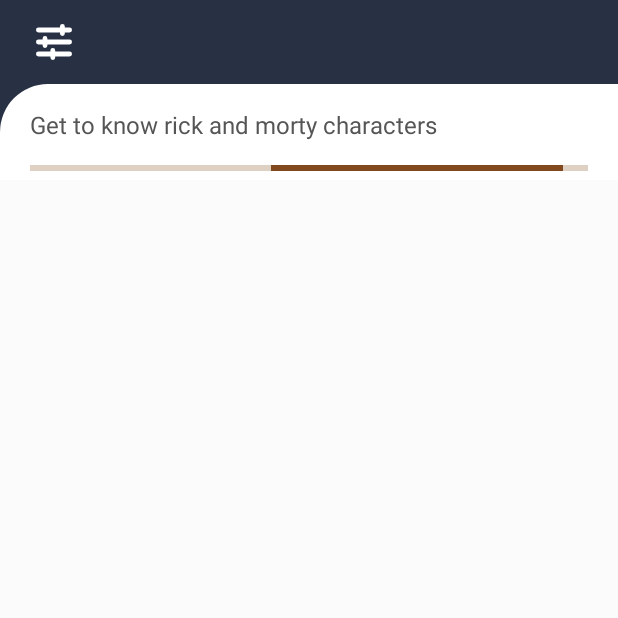
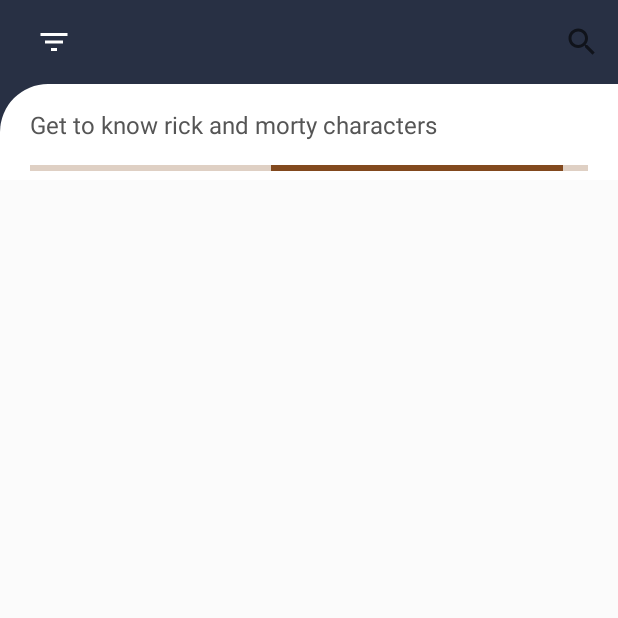
Before and after one commit to Nauruz-Guliev/RickAndMorty, an Android app: the fragment CharactersFragment placed in its activity, on a phone screen of 412 x 824 dp, the top half of it. Run offline under Robolectric (Android 15) with nearby library versions, the phone set to English and light mode, and no system bars; our stand-ins replace Dagger/Hilt's generated code; pictures from the network do not load; 5 statements that could not run were skipped.

Commit message:
search menu item added

```diff
--- a/app/src/main/java/ru/example/gnt/rickandmorty/MainActivity.kt
+++ b/app/src/main/java/ru/example/gnt/rickandmorty/MainActivity.kt
@@ -1,7 +1,12 @@
 package ru.example.gnt.rickandmorty
 
+import android.app.SearchManager
+import android.content.Context
 import android.os.Bundle
+import android.view.Menu
+import android.widget.Toast
 import androidx.appcompat.app.AppCompatActivity
+import androidx.appcompat.widget.SearchView
 import ru.example.gnt.characters.di.provider.CharactersDepsStore
 import ru.example.gnt.common.setImageDrawable
 import ru.example.gnt.rickandmorty.databinding.ActivityMainBinding
@@ -34,17 +39,40 @@
         navigator.openInitialState()
         setSupportActionBar(binding.toolbar)
         binding.toolbar.outlineProvider = null
-        binding.btnFilter.setOnClickListener {
-            if (navigator.toggleDropDown()) {
-                buttonState = !buttonState
-                with(binding.btnFilter) {
+        with(binding.btnFilter) {
+            setOnClickListener {
+                if (navigator.toggleDropDown()) {
+                    buttonState = !buttonState
                     when (buttonState) {
                         true -> setImageDrawable(ru.example.gnt.ui.R.drawable.cross_svgrepo_com)
-                        false -> setImageDrawable(ru.example.gnt.ui.R.drawable.settings_icon)
+                        false -> setImageDrawable(ru.example.gnt.ui.R.drawable.baseline_filter_list_24)
                     }
                 }
             }
         }
+    }
+
+    override fun onCreateOptionsMenu(menu: Menu?): Boolean {
+        val inflater = menuInflater
+        inflater.inflate(ru.example.gnt.ui.R.menu.app_bar_menu, menu)
+        val manager = getSystemService(Context.SEARCH_SERVICE) as SearchManager
+        val searchItem = menu?.findItem(ru.example.gnt.ui.R.id.search)
+        val searchView = searchItem?.actionView as SearchView
+
+        searchView.setSearchableInfo(manager.getSearchableInfo(componentName))
+
+        searchView.setOnQueryTextListener(object : SearchView.OnQueryTextListener {
+            override fun onQueryTextChange(newText: String?): Boolean {
+
+                return false
+            }
+
+            override fun onQueryTextSubmit(query: String?): Boolean {
+                Toast.makeText(this@MainActivity, query.toString(), Toast.LENGTH_SHORT).show()
+                return true
+            }
+        })
+        return true
     }
 
     private fun initDagger() {
--- a/app/src/main/res/layout/activity_main.xml
+++ b/app/src/main/res/layout/activity_main.xml
@@ -36,7 +36,7 @@
                     android:cropToPadding="true"
                     android:layout_height="match_parent"
                     android:layout_gravity="center"
-                    android:src="@drawable/settings_icon"
+                    android:src="@drawable/baseline_filter_list_24"
                     android:paddingVertical="@dimen/padding_4" />
 
             </LinearLayout>
--- a/core/ui/src/main/res/drawable/baseline_filter_list_24.xml
+++ b/core/ui/src/main/res/drawable/baseline_filter_list_24.xml
@@ -1,4 +1,4 @@
-<vector android:height="24dp" android:tint="#000000"
+<vector android:height="24dp" android:tint="@color/design_default_color_on_primary"
     android:viewportHeight="24" android:viewportWidth="24"
     android:width="24dp" xmlns:android="http://schemas.android.com/apk/res/android">
     <path android:fillColor="@android:color/white" android:pathData="M10,18h4v-2h-4v2zM3,6v2h18L21,6L3,6zM6,13h12v-2L6,11v2z"/>
--- /dev/null
+++ b/core/ui/src/main/res/menu/app_bar_menu.xml
@@ -0,0 +1,13 @@
+<?xml version="1.0" encoding="utf-8"?>
+<menu xmlns:android="http://schemas.android.com/apk/res/android"
+    xmlns:app="http://schemas.android.com/apk/res-auto">
+    <item android:id="@+id/search"
+        android:icon="@drawable/baseline_search_24"
+        app:showAsAction="always"
+        android:iconTintMode="add"
+        android:title="@string/search"
+        android:iconTint="@color/design_default_color_on_primary"
+        app:actionViewClass="androidx.appcompat.widget.SearchView">
+
+    </item>
+</menu>
--- a/core/ui/src/main/res/values/strings.xml
+++ b/core/ui/src/main/res/values/strings.xml
@@ -17,4 +17,5 @@
     <string name="type">Type %1s</string>
     <string name="status">Status</string>
     <string name="gender_empty">gender</string>
+    <string name="search">Search</string>
 </resources>
--- a/feature/characters/src/main/java/ru/example/gnt/characters/presentation/characters/CharactersFragment.kt
+++ b/feature/characters/src/main/java/ru/example/gnt/characters/presentation/characters/CharactersFragment.kt
@@ -252,11 +252,11 @@
 
     override fun toggle() {
         if (sheetBehavior.state == BottomSheetBehavior.STATE_EXPANDED) {
-            sheetBehavior.setState(BottomSheetBehavior.STATE_HALF_EXPANDED)
-            binding.rvCharacters.alpha = 0.3F
+            sheetBehavior.state = BottomSheetBehavior.STATE_COLLAPSED
+            binding.rvCharacters.visibility = ViewGroup.GONE
         } else {
             sheetBehavior.setState(BottomSheetBehavior.STATE_EXPANDED)
-            binding.rvCharacters.alpha = 1F
+            binding.rvCharacters.visibility = ViewGroup.VISIBLE
         }
     }
 }
--- a/feature/characters/src/main/res/layout/characters_fragment.xml
+++ b/feature/characters/src/main/res/layout/characters_fragment.xml
@@ -53,7 +53,7 @@
         android:layout_width="match_parent"
         android:layout_height="match_parent"
         android:orientation="vertical"
-        app:behavior_peekHeight="56dp"
+        app:behavior_peekHeight="112dp"
         app:layout_behavior="ru.example.gnt.common.GestureLockedBottomSheetBehavior">
 
         <!--This is the backdrop's header with a title and icon-->
```
Also changed, not shown: common/src/main/java/ru/example/gnt/common/UiExtensions.kt (+6 -3 lines).
